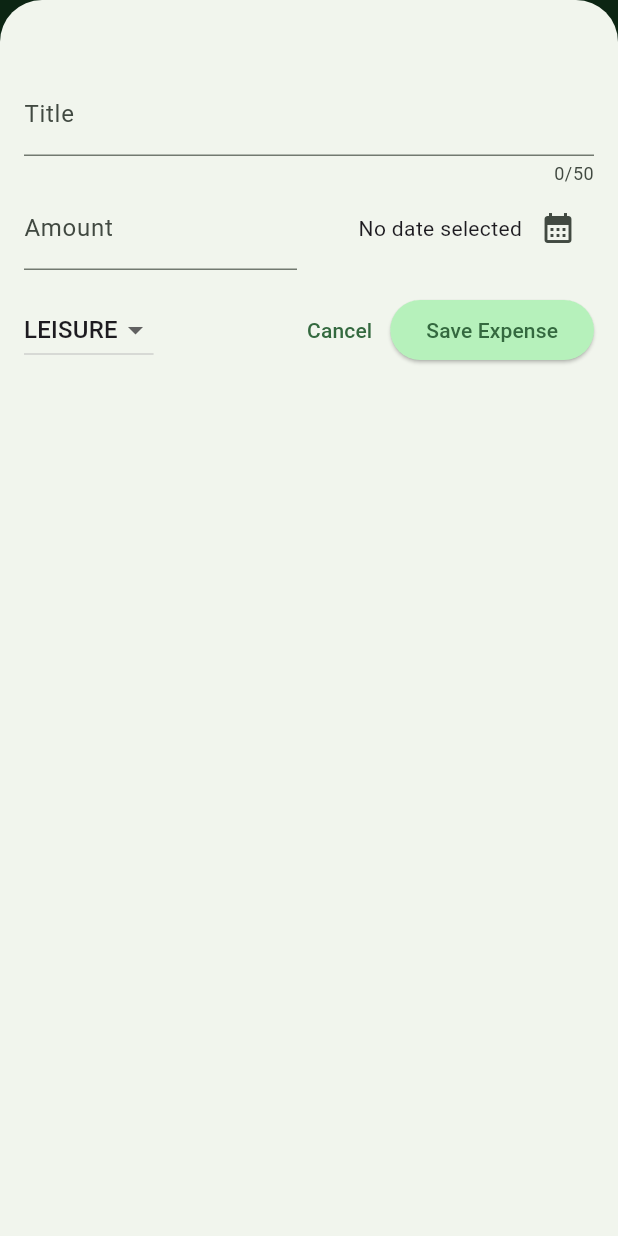
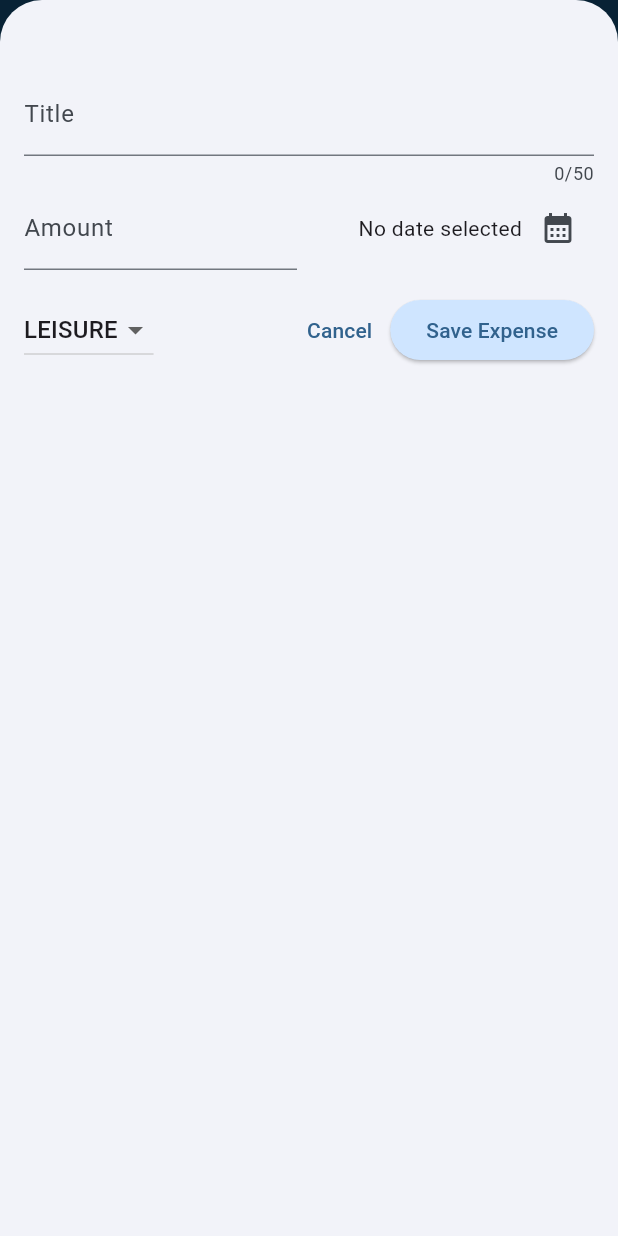
Before and after one commit to Leningram/dart_expenses_app, a Flutter app: the screen it shows after launch, after a tap on the "add" icon, on a phone screen of 412 x 824 dp. Run offline on Flutter 3.47's test engine with Material 3 defaults, Android fonts, the phone set to English and light mode, and no system bars.

Commit message:
dark theme

```diff
--- a/lib/main.dart
+++ b/lib/main.dart
@@ -3,11 +3,34 @@ import 'package:flutter/material.dart';
 import 'package:expense_tracker/expenses.dart';
 
 var kColorScheme =
-    ColorScheme.fromSeed(seedColor: const Color.fromARGB(255, 71, 160, 93));
+    ColorScheme.fromSeed(seedColor: const Color.fromARGB(255, 54, 137, 204));
+var kDarkColorScheme = ColorScheme.fromSeed(
+    brightness: Brightness.dark,
+    seedColor: const Color.fromARGB(255, 34, 34, 34));
 
 void main() {
   runApp(
     MaterialApp(
+        darkTheme: ThemeData.dark().copyWith(
+          colorScheme: kDarkColorScheme,
+          cardTheme: CardTheme(
+            color: kDarkColorScheme.secondaryContainer,
+            margin: const EdgeInsets.symmetric(horizontal: 16, vertical: 8),
+          ),
+          elevatedButtonTheme: ElevatedButtonThemeData(
+            style: ElevatedButton.styleFrom(
+              backgroundColor: kDarkColorScheme.primaryContainer,
+              foregroundColor: kDarkColorScheme.onPrimaryContainer,
+            ),
+          ),
+          textTheme: ThemeData.dark().textTheme.copyWith(
+                titleLarge: TextStyle(
+                  fontWeight: FontWeight.bold,
+                  color: kDarkColorScheme.onSecondaryContainer,
+                  fontSize: 14,
+                ),
+              ),
+        ),
         theme: ThemeData().copyWith(
           colorScheme: kColorScheme,
           appBarTheme: const AppBarTheme().copyWith(
@@ -25,10 +48,12 @@ void main() {
           ),
           textTheme: ThemeData().textTheme.copyWith(
                 titleLarge: TextStyle(
-                  fontWeight: FontWeight.normal,
+                  fontWeight: FontWeight.bold,
                   color: kColorScheme.onSecondaryContainer,
                   fontSize: 14,
-                ))),
+                ),
+              ),
+        ),
         home: const Expenses()),
   );
 }
--- a/lib/widgets/expenses_list/expense_item.dart
+++ b/lib/widgets/expenses_list/expense_item.dart
@@ -15,8 +15,9 @@ class ExpenseItem extends StatelessWidget {
           vertical: 16,
         ),
         child: Column(
+          crossAxisAlignment: CrossAxisAlignment.start,
           children: [
-            Text(expense.title),
+            Text(expense.title, style: Theme.of(context).textTheme.titleLarge,),
             const SizedBox(
               height: 4,
             ),
--- a/lib/widgets/expenses_list/expenses_list.dart
+++ b/lib/widgets/expenses_list/expenses_list.dart
@@ -14,6 +14,10 @@ class ExpensesList extends StatelessWidget {
     return ListView.builder(
       itemCount: expenses.length,
       itemBuilder: (ctx, index) => Dismissible(
+        background: Container(
+          color: Theme.of(context).colorScheme.error.withOpacity(.7),
+          margin: EdgeInsets.symmetric(horizontal:Theme.of(context).cardTheme.margin!.horizontal ),
+        ),
         key: ValueKey(expenses[index]),
         onDismissed: (direction) {
           onRemoveExpense(expenses[index]);
```
Lines whose indentation alone changed are shown as unchanged.
